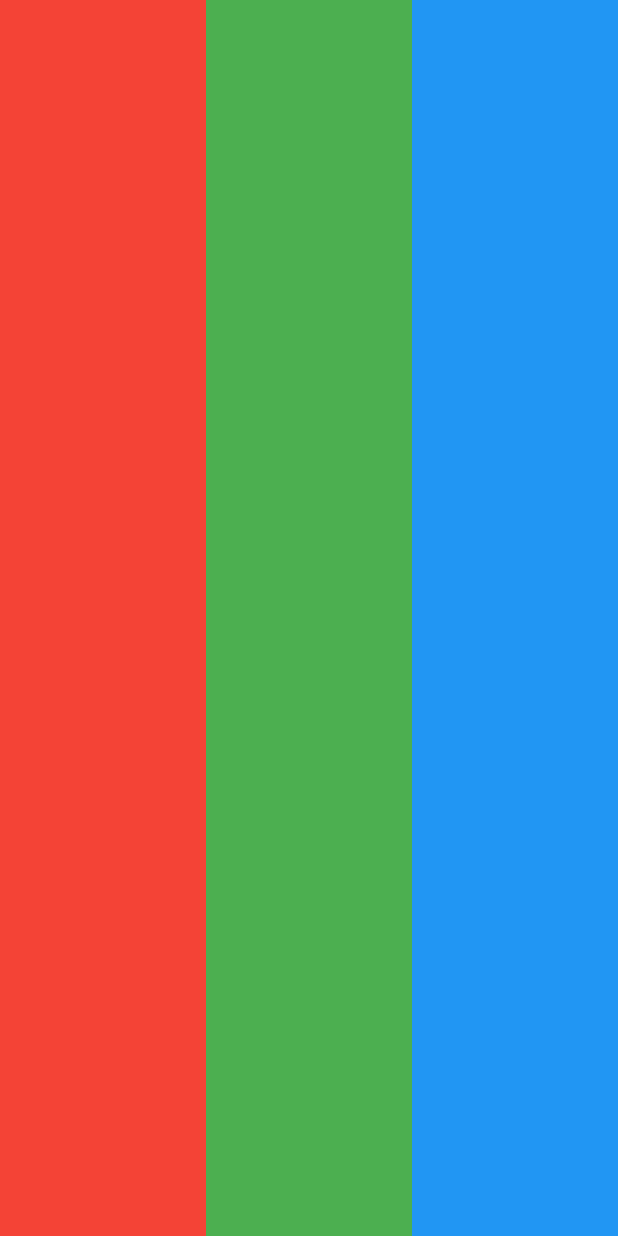
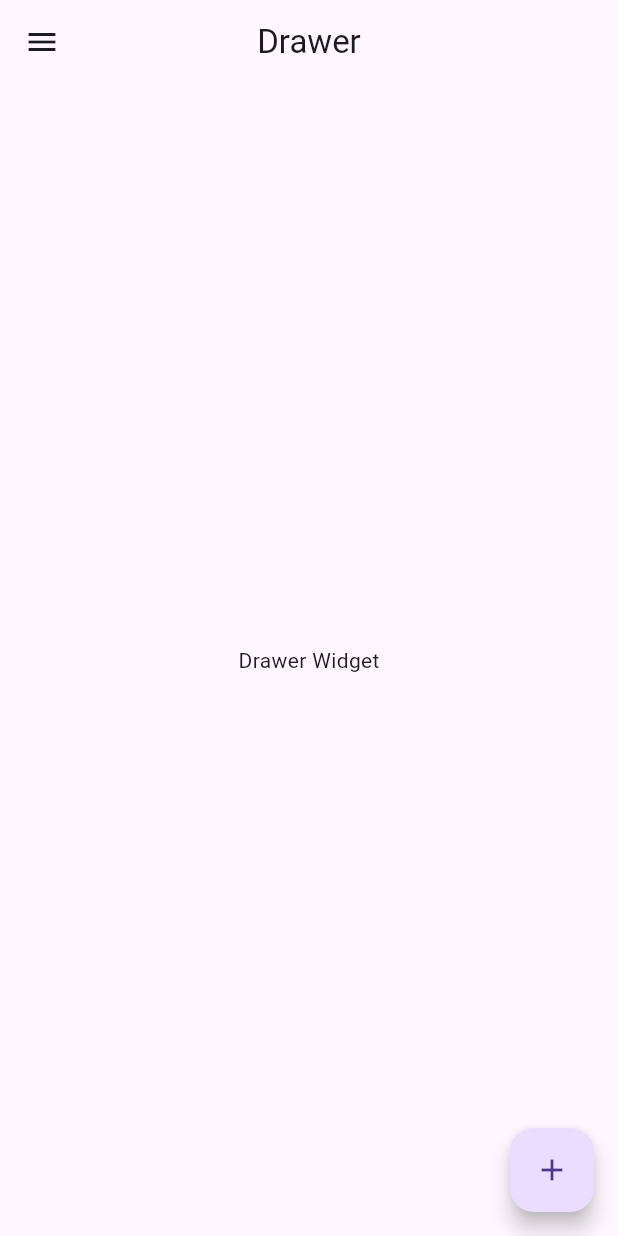
Before and after one commit to SameerAsghar357/Widgets, a Flutter app: the screen it shows after launch, on a phone screen of 412 x 824 dp. Run offline on Flutter 3.47's test engine with Material 3 defaults, Android fonts, the phone set to English and light mode, and no system bars.

Commit message:
comming changes 09_Nov_2025

```diff
--- /dev/null
+++ b/lib/drawer/drawer.dart
@@ -0,0 +1,117 @@
+import 'package:flutter/material.dart';
+import 'package:flutter/services.dart';
+import 'package:widgets/drawer/homescreen.dart';
+import 'package:widgets/drawer/profilescreen.dart';
+import 'package:widgets/drawer/settingscreen.dart';
+import 'package:widgets/drawer/themescreen.dart';
+
+class myDrawer extends StatefulWidget {
+  const myDrawer({super.key});
+
+  @override
+  State<myDrawer> createState() => _myDrawerState();
+}
+
+class _myDrawerState extends State<myDrawer> {
+  GlobalKey<ScaffoldState> globalKey = GlobalKey<ScaffoldState>();
+
+  @override
+  Widget build(BuildContext context) {
+    return Scaffold(
+      key: globalKey,
+      appBar: AppBar(
+        /// if i want to manage drawer by myself then i have to make a globalkey with
+        /// scaffold state & give it to scaffold as key then use below code to access it
+        leading: IconButton(
+          onPressed: () {
+            globalKey.currentState?.openDrawer();
+          },
+          icon: Icon(Icons.menu),
+        ),
+        title: Text('Drawer'),
+        centerTitle: true,
+        systemOverlayStyle: SystemUiOverlayStyle(
+          statusBarColor: Colors.transparent,
+        ),
+      ),
+      floatingActionButton: FloatingActionButton(
+        onPressed: () {},
+        child: Icon(Icons.add),
+      ),
+      drawer: Drawer(
+        child: Column(
+          children: [
+            UserAccountsDrawerHeader(
+              currentAccountPicture: CircleAvatar(
+                backgroundImage: AssetImage('assets/images/boy_logo.jpeg'),
+              ),
+              accountName: Text(
+                'Mirza Sameer Asghar',
+                // style: TextStyle(color: Colors.black),
+              ),
+              accountEmail: Text(
+                'sameerasghar018@gmail.com',
+                // style: TextStyle(color: Colors.black),
+              ),
+              decoration: BoxDecoration(
+                /// way to add background image
+                // image: DecorationImage(
+                // image: AssetImage('assets/images/flutter_icon_jpg.jpeg'),
+                // fit: BoxFit.cover,
+                // ),
+                gradient: LinearGradient(
+                  colors: [
+                    Colors.blue.shade700,
+                    Colors.blue.shade500,
+                    Colors.blue.shade200,
+                  ],
+                ),
+              ),
+            ),
+            ListTile(
+              onTap: () {
+                Navigator.push(
+                  context,
+                  MaterialPageRoute(builder: (context) => HomeScreen()),
+                );
+              },
+              leading: Icon(Icons.home),
+              title: Text('Home'),
+            ),
+            ListTile(
+              onTap: () {
+                Navigator.push(
+                  context,
+                  MaterialPageRoute(builder: (context) => ProfileScreen()),
+                );
+              },
+              leading: Icon(Icons.person),
+              title: Text('Profile'),
+            ),
+            ListTile(
+              onTap: () {
+                Navigator.push(
+                  context,
+                  MaterialPageRoute(builder: (context) => ThemeScreen()),
+                );
+              },
+              leading: Icon(Icons.light_mode),
+              title: Text('Themes'),
+            ),
+            ListTile(
+              onTap: () {
+                Navigator.push(
+                  context,
+                  MaterialPageRoute(builder: (context) => SettingScreen()),
+                );
+              },
+              leading: Icon(Icons.settings),
+              title: Text('Settings'),
+            ),
+          ],
+        ),
+      ),
+      body: Center(child: Text('Drawer Widget')),
+    );
+  }
+}
--- a/lib/main.dart
+++ b/lib/main.dart
@@ -1,6 +1,7 @@
 // ignore_for_file: unused_import
 
 import 'package:flutter/material.dart';
+import 'package:widgets/drawer/drawer.dart';
 import 'package:widgets/expanded_checking.dart';
 
 void main() {
@@ -16,8 +17,8 @@ class MyApp extends StatelessWidget {
     return MaterialApp(
       debugShowCheckedModeBanner: false,
       title: "HomePage",
-      theme: ThemeData(primarySwatch: Colors.blue, useMaterial3: false),
-      home: ExpandedWidget(),
+      theme: ThemeData(primarySwatch: Colors.blue, useMaterial3: true),
+      home: myDrawer(),
     );
   }
 }
--- a/pubspec.yaml
+++ b/pubspec.yaml
@@ -18,3 +18,5 @@ dev_dependencies:
 
 flutter:
   uses-material-design: true
+  assets:
+    - assets/images/
```
Also changed, not shown: lib/drawer/homescreen.dart (added, +23 -0 lines), lib/drawer/profilescreen.dart (added, +23 -0 lines), lib/drawer/settingscreen.dart (added, +23 -0 lines), lib/drawer/themescreen.dart (added, +23 -0 lines).
